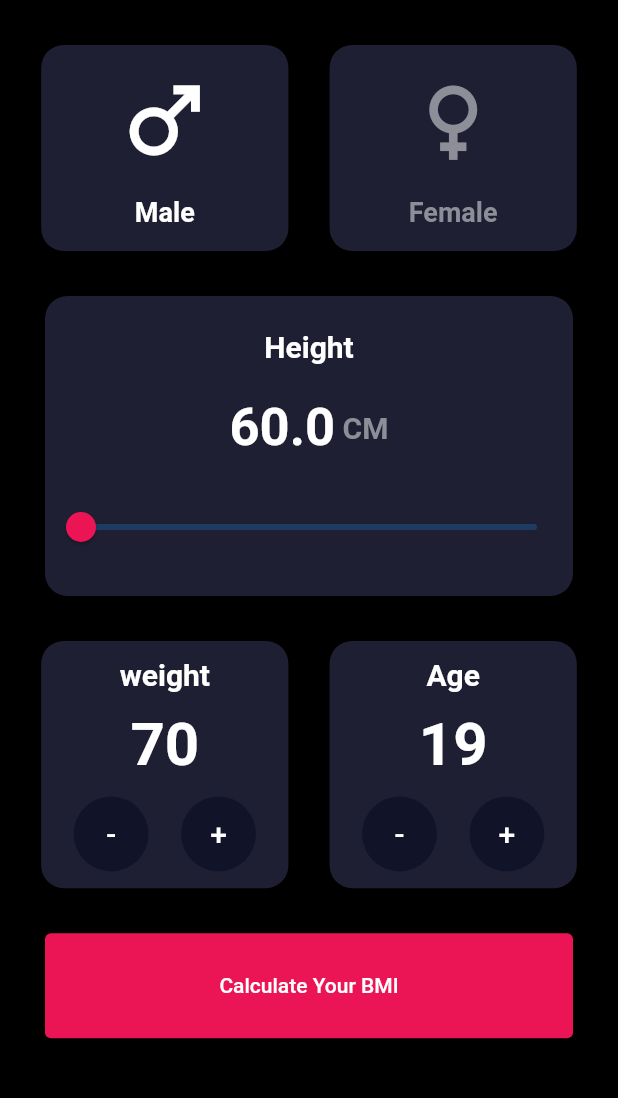
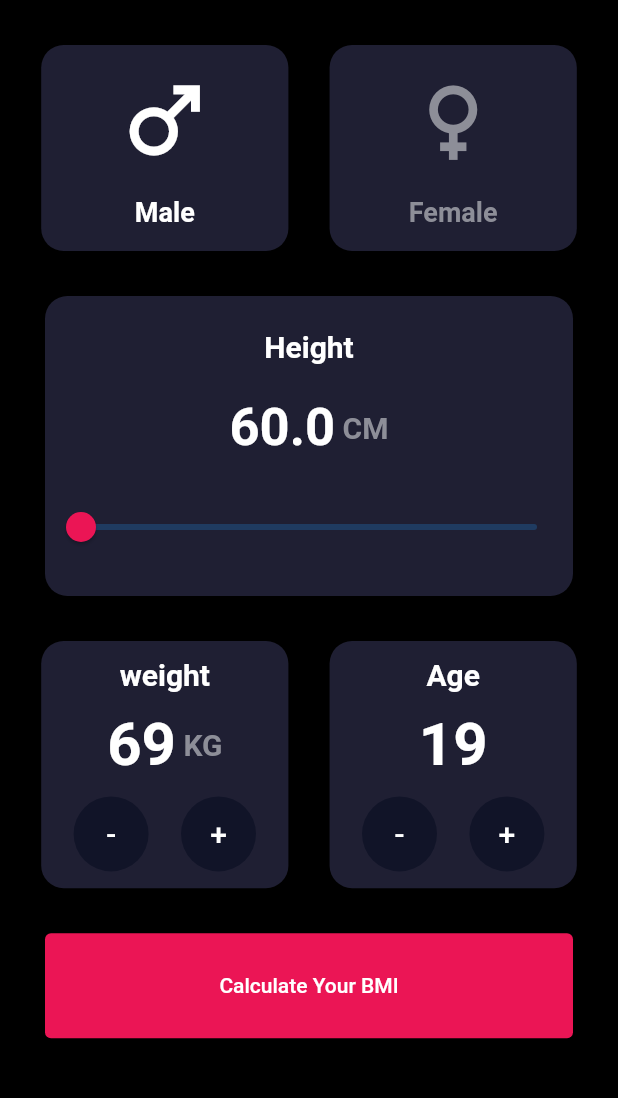
Before and after one commit to Terminatorking/bmi_calculator, a Flutter app: the screen it shows after launch, after a tap on an icon or button, on a phone screen of 412 x 824 dp, the part 84-1182 px from its top. Run offline on Flutter 3.47's test engine with Material 2 defaults, Android fonts, the phone set to English and light mode, and no system bars.

Commit message:
complete function of calculate bmi buttom

```diff
--- a/lib/pages/home_page.dart
+++ b/lib/pages/home_page.dart
@@ -13,10 +13,10 @@ class _HomePageState extends State<HomePage> {
   bool isSelectFemale = false;
   int age = 19;
   int weight = 70;
-  double result = 0.0;
   double height = 60.0;
   @override
   Widget build(BuildContext context) {
+    double result = 0.0;
     Size size = MediaQuery.of(context).size;
     return SafeArea(
       child: Scaffold(
@@ -208,6 +208,9 @@ class _HomePageState extends State<HomePage> {
                             fontWeight: FontWeight.bold,
                           ),
                         ),
+                        Row(
+                          mainAxisAlignment: MainAxisAlignment.center,
+                          children: [
                             Text(
                               weight.toString(),
                               style: const TextStyle(
@@ -215,6 +218,16 @@ class _HomePageState extends State<HomePage> {
                                 fontSize: 40,
                                 fontWeight: FontWeight.bold,
                               ),
+                            ),
+                            Text(
+                              " KG",
+                              style: TextStyle(
+                                color: ProjectColors.unSelectColor,
+                                fontSize: 20,
+                                fontWeight: FontWeight.bold,
+                              ),
+                            ),
+                          ],
                         ),
                         Row(
                           mainAxisAlignment: MainAxisAlignment.spaceEvenly,
@@ -232,7 +245,15 @@ class _HomePageState extends State<HomePage> {
                                     const Color.fromARGB(255, 17, 20, 40),
                                   ),
                                 ),
-                                onPressed: () {},
+                                onPressed: () {
+                                  setState(
+                                    () {
+                                      if (weight > 1) {
+                                        weight -= 1;
+                                      }
+                                    },
+                                  );
+                                },
                                 child: const Text(
                                   "-",
                                   style: TextStyle(
@@ -255,7 +276,13 @@ class _HomePageState extends State<HomePage> {
                                     const Color.fromARGB(255, 17, 20, 40),
                                   ),
                                 ),
-                                onPressed: () {},
+                                onPressed: () {
+                                  setState(
+                                    () {
+                                      weight += 1;
+                                    },
+                                  );
+                                },
                                 child: const Text(
                                   "+",
                                   style: TextStyle(
@@ -314,7 +341,15 @@ class _HomePageState extends State<HomePage> {
                                     const Color.fromARGB(255, 17, 20, 40),
                                   ),
                                 ),
-                                onPressed: () {},
+                                onPressed: () {
+                                  setState(
+                                    () {
+                                      if (age > 1) {
+                                        age--;
+                                      }
+                                    },
+                                  );
+                                },
                                 child: const Text(
                                   "-",
                                   style: TextStyle(
@@ -337,7 +372,13 @@ class _HomePageState extends State<HomePage> {
                                     const Color.fromARGB(255, 17, 20, 40),
                                   ),
                                 ),
-                                onPressed: () {},
+                                onPressed: () {
+                                  setState(
+                                    () {
+                                      age++;
+                                    },
+                                  );
+                                },
                                 child: const Text(
                                   "+",
                                   style: TextStyle(
@@ -363,7 +404,9 @@ class _HomePageState extends State<HomePage> {
                     elevation: 0,
                     backgroundColor: ProjectColors.red,
                   ),
-                  onPressed: () {},
+                  onPressed: () {
+                    result = weight / ((height * height) / 10000);
+                  },
                   child: const Text("Calculate Your BMI"),
                 ),
               )
```
Lines whose indentation alone changed are shown as unchanged.
